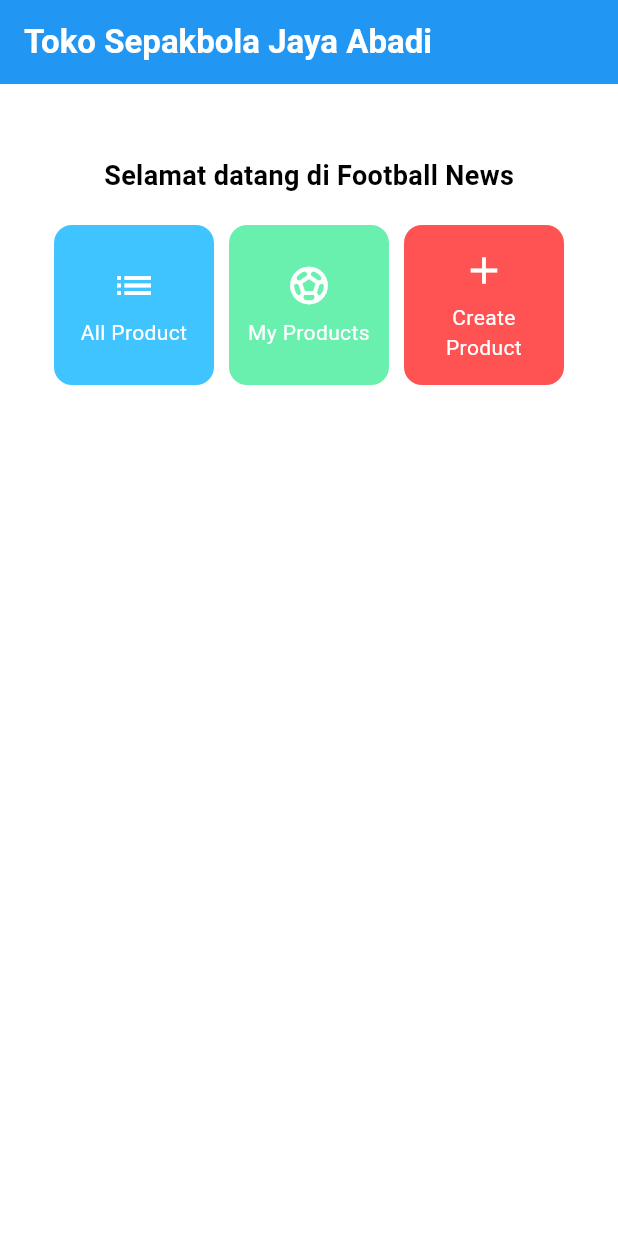
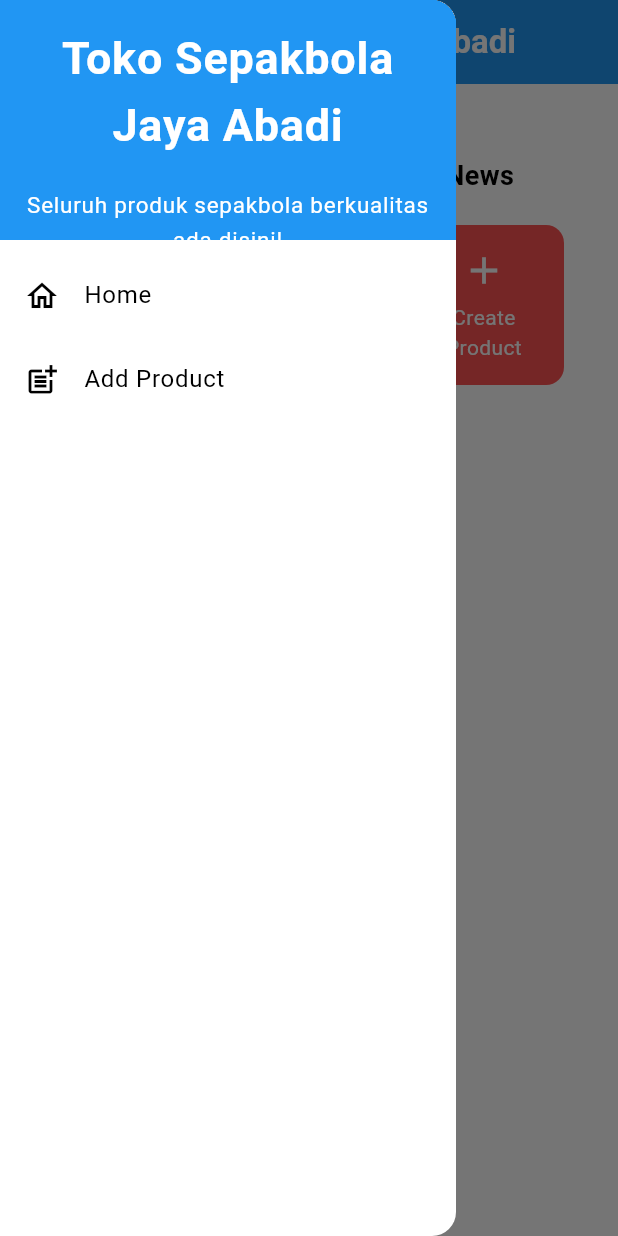
Before and after one commit to syifaakrt/toko_sepakbola_jaya_abadi_mobile, a Flutter app: the screen it shows after launch, with the side drawer open (before the commit the screen has no drawer), on a phone screen of 412 x 824 dp. Run offline on Flutter 3.47's test engine with Material 3 defaults, Android fonts, the phone set to English and light mode, and no system bars.

Commit message:
Tugas 8 finalisasi

```diff
--- a/lib/main.dart
+++ b/lib/main.dart
@@ -1,5 +1,5 @@
 import 'package:flutter/material.dart';
-import 'package:toko_sepakbola_jaya_abadi/menu.dart';
+import 'package:toko_sepakbola_jaya_abadi/screens/menu.dart';
 
 void main() {
   runApp(const MyApp());
--- a/lib/menu.dart
+++ /dev/null
@@ -1,143 +0,0 @@
-import 'package:flutter/material.dart';
-
-class MyHomePage extends StatelessWidget {
-  MyHomePage({super.key});
-
-  final List<ItemHomepage> items = [
-    ItemHomepage("All Product", Icons.list, Colors.lightBlueAccent),
-    ItemHomepage("My Products", Icons.sports_soccer,Colors.greenAccent),
-    ItemHomepage("Create Product", Icons.add, Colors.redAccent),
-  ];
-
-  @override
-    Widget build(BuildContext context) {
-    // Scaffold menyediakan struktur dasar halaman dengan AppBar dan body.
-    return Scaffold(
-      // AppBar adalah bagian atas halaman yang menampilkan judul.
-      appBar: AppBar(
-        // Judul aplikasi "Football News" dengan teks putih dan tebal.
-        title: const Text(
-          'Toko Sepakbola Jaya Abadi',
-          style: TextStyle(
-            color: Colors.white,
-            fontWeight: FontWeight.bold,
-          ),
-        ),
-        // Warna latar belakang AppBar diambil dari skema warna tema aplikasi.
-        backgroundColor: Theme.of(context).colorScheme.primary,
-      ),
-      // Body halaman dengan padding di sekelilingnya.
-      body: Padding(
-        padding: const EdgeInsets.all(16.0),
-        // Menyusun widget secara vertikal dalam sebuah kolom.
-        child: Column(
-          crossAxisAlignment: CrossAxisAlignment.center,
-          children: [
-            // Row untuk menampilkan 3 InfoCard secara horizontal.
-
-            // Memberikan jarak vertikal 16 unit.
-            const SizedBox(height: 16.0),
-
-            // Menempatkan widget berikutnya di tengah halaman.
-            Center(
-              child: Column(
-                // Menyusun teks dan grid item secara vertikal.
-
-                children: [
-                  // Menampilkan teks sambutan dengan gaya tebal dan ukuran 18.
-                  const Padding(
-                    padding: EdgeInsets.only(top: 16.0),
-                    child: Text(
-                      'Selamat datang di Football News',
-                      style: TextStyle(
-                        fontWeight: FontWeight.bold,
-                        fontSize: 18.0,
-                      ),
-                    ),
-                  ),
-
-                  // Grid untuk menampilkan ItemCard dalam bentuk grid 3 kolom.
-                  GridView.count(
-                    primary: true,
-                    padding: const EdgeInsets.all(20),
-                    crossAxisSpacing: 10,
-                    mainAxisSpacing: 10,
-                    crossAxisCount: 3,
-                    // Agar grid menyesuaikan tinggi kontennya.
-                    shrinkWrap: true,
-
-                    // Menampilkan ItemCard untuk setiap item dalam list items.
-                    children: items.map((ItemHomepage item) {
-                      return ItemCard(item);
-                    }).toList(),
-                  ),
-                ],
-              ),
-            ),
-          ],
-        ),
-      ),
-    );}}
-
-
-class ItemHomepage {
-  final Color color;
- final String name;
- final IconData icon;
-
- ItemHomepage(this.name, this.icon, this.color);
-}
-
-class ItemCard extends StatelessWidget {
-  // Menampilkan kartu dengan ikon dan nama.
-
-  final ItemHomepage item;
-
-  const ItemCard(this.item, {super.key});
-
-  @override
-  Widget build(BuildContext context) {
-    return Material(
-      // Menentukan warna latar belakang dari tema aplikasi.
-      color: item.color,
-      // Membuat sudut kartu melengkung.
-      borderRadius: BorderRadius.circular(12),
-
-      child: InkWell(
-        // Aksi ketika kartu ditekan.
-        onTap: () {
-          // Menampilkan pesan SnackBar saat kartu ditekan.
-          ScaffoldMessenger.of(context)
-            ..hideCurrentSnackBar()
-            ..showSnackBar(
-              SnackBar(content: Text("Kamu telah menekan tombol ${item.name}!"))
-            );
-        },
-        // Container untuk menyimpan Icon dan Text
-        child: Container(
-          padding: const EdgeInsets.all(8),
-          child: Center(
-            child: Column(
-              // Menyusun ikon dan teks di tengah kartu.
-              mainAxisAlignment: MainAxisAlignment.center,
-              children: [
-                Icon(
-                  item.icon,
-                  color: Colors.white,
-                  size: 30.0,
-                ),
-                const Padding(padding: EdgeInsets.all(3)),
-                Text(
-                  item.name,
-                  textAlign: TextAlign.center,
-                  style: const TextStyle(color: Colors.white),
-                ),
-              ],
-            ),
-          ),
-        ),
-      ),
-    );
-  }
-
-}
--- /dev/null
+++ b/lib/screens/menu.dart
@@ -0,0 +1,87 @@
+import 'package:flutter/material.dart';
+import 'package:toko_sepakbola_jaya_abadi/widgets/product_card.dart';
+import 'package:toko_sepakbola_jaya_abadi/widgets/left_drawer.dart';
+
+class MyHomePage extends StatelessWidget {
+  MyHomePage({super.key});
+
+  final List<ItemHomepage> items = [
+    ItemHomepage("All Product", Icons.list, Colors.lightBlueAccent),
+    ItemHomepage("My Products", Icons.sports_soccer,Colors.greenAccent),
+    ItemHomepage("Create Product", Icons.add, Colors.redAccent),
+  ];
+
+  @override
+  Widget build(BuildContext context) {
+  // Scaffold menyediakan struktur dasar halaman dengan AppBar dan body.
+    return Scaffold(
+      // AppBar adalah bagian atas halaman yang menampilkan judul.
+      appBar: AppBar(
+        // Judul aplikasi "Football News" dengan teks putih dan tebal.
+        title: const Text(
+          'Toko Sepakbola Jaya Abadi',
+          style: TextStyle(
+            color: Colors.white,
+            fontWeight: FontWeight.bold,
+          ),
+        ),
+        // Warna latar belakang AppBar diambil dari skema warna tema aplikasi.
+        backgroundColor: Theme.of(context).colorScheme.primary,
+      ),
+      drawer: LeftDrawer(),
+      // Body halaman dengan padding di sekelilingnya.
+      body: SingleChildScrollView(
+        child: Padding(
+          padding: const EdgeInsets.all(16.0),
+          // Menyusun widget secara vertikal dalam sebuah kolom.
+          child: Column(
+            crossAxisAlignment: CrossAxisAlignment.center,
+            children: [
+              // Row untuk menampilkan 3 InfoCard secara horizontal.
+
+              // Memberikan jarak vertikal 16 unit.
+              const SizedBox(height: 16.0),
+
+              // Menempatkan widget berikutnya di tengah halaman.
+              Center(
+                child: Column(
+                  // Menyusun teks dan grid item secara vertikal.
+
+                  children: [
+                    // Menampilkan teks sambutan dengan gaya tebal dan ukuran 18.
+                    const Padding(
+                      padding: EdgeInsets.only(top: 16.0),
+                      child: Text(
+                        'Selamat datang di Football News',
+                        style: TextStyle(
+                          fontWeight: FontWeight.bold,
+                          fontSize: 18.0,
+                        ),
+                      ),
+                    ),
+
+                    // Grid untuk menampilkan ItemCard dalam bentuk grid 3 kolom.
+                    GridView.count(
+                      primary: true,
+                      padding: const EdgeInsets.all(20),
+                      crossAxisSpacing: 10,
+                      mainAxisSpacing: 10,
+                      crossAxisCount: 3,
+                      // Agar grid menyesuaikan tinggi kontennya.
+                      shrinkWrap: true,
+
+                      // Menampilkan ItemCard untuk setiap item dalam list items.
+                      children: items.map((ItemHomepage item) {
+                        return ItemCard(item);
+                      }).toList(),
+                    ),
+                  ],
+                ),
+              ),
+            ],
+          ),
+        ),
+      ),
+    );
+  }
+}
--- /dev/null
+++ b/lib/widgets/left_drawer.dart
@@ -0,0 +1,70 @@
+import 'package:flutter/material.dart';
+import 'package:toko_sepakbola_jaya_abadi/screens/addproduct_form.dart';
+import 'package:toko_sepakbola_jaya_abadi/screens/menu.dart';
+
+class LeftDrawer extends StatelessWidget {
+  const LeftDrawer({super.key});
+
+  @override
+  Widget build(BuildContext context) {
+    return Drawer(
+      child: ListView(
+        children: [
+          const DrawerHeader(
+            decoration: BoxDecoration(
+              color: Colors.blue,
+            ),
+            child: Column(
+              children: [
+                Text(
+                  'Toko Sepakbola Jaya Abadi',
+                  textAlign: TextAlign.center,
+                  style: TextStyle(
+                    fontSize: 30,
+                    fontWeight: FontWeight.bold,
+                    color: Colors.white,
+                  ),
+                ),
+                Padding(padding: EdgeInsets.all(10)),
+                Text(
+                  "Seluruh produk sepakbola berkualitas ada disini!",
+                  textAlign: TextAlign.center,
+                  style: TextStyle(
+                    color: Colors.white,
+                    fontSize: 15,
+                    fontWeight: FontWeight.normal,
+                  ),
+                ),
+              ],
+            ),
+          ),
+          ListTile(
+            leading: Icon(Icons.home_outlined),
+            title: Text('Home'),
+            onTap: () {
+              Navigator.pushReplacement(
+                context,
+                MaterialPageRoute(
+                  builder: (context) => MyHomePage(),
+                ),
+              );
+            },
+          ),
+          ListTile(
+            leading: Icon(Icons.post_add),
+            title: Text('Add Product'),
+            onTap: () {
+              Navigator.push(
+                context,
+                MaterialPageRoute(
+                  builder: (context) => ProductFormPage(),
+                  ),
+                );
+            },
+          ),
+          // TODO: Tambahkan ListTile untuk halaman "See News" nanti
+        ],
+      ),
+    );
+  }
+}
--- /dev/null
+++ b/lib/widgets/product_card.dart
@@ -0,0 +1,69 @@
+import 'package:flutter/material.dart';
+import 'package:toko_sepakbola_jaya_abadi/screens/addproduct_form.dart';
+
+class ItemHomepage {
+  final Color color;
+  final String name;
+  final IconData icon;
+
+ ItemHomepage(this.name, this.icon, this.color);
+}
+
+class ItemCard extends StatelessWidget {
+  // Menampilkan kartu dengan ikon dan nama.
+
+  final ItemHomepage item;
+
+  const ItemCard(this.item, {super.key});
+
+  @override
+  Widget build(BuildContext context) {
+    return Material(
+      // Menentukan warna latar belakang dari tema aplikasi.
+      color: item.color,
+      // Membuat sudut kartu melengkung.
+      borderRadius: BorderRadius.circular(12),
+
+      child: InkWell(
+        // Aksi ketika kartu ditekan.
+        onTap: () {
+          // Menampilkan pesan SnackBar saat kartu ditekan.
+          ScaffoldMessenger.of(context)
+            ..hideCurrentSnackBar()
+            ..showSnackBar(
+              SnackBar(content: Text("Kamu telah menekan tombol ${item.name}!"))
+            );
+          if(item.name == "Create Product"){
+            Navigator.push(
+              context,
+              MaterialPageRoute(builder: (context) => const ProductFormPage()),
+            );
+          }
+        },
+        // Container untuk menyimpan Icon dan Text
+        child: Container(
+          padding: const EdgeInsets.all(8),
+          child: Center(
+            child: Column(
+              // Menyusun ikon dan teks di tengah kartu.
+              mainAxisAlignment: MainAxisAlignment.center,
+              children: [
+                Icon(
+                  item.icon,
+                  color: Colors.white,
+                  size: 30.0,
+                ),
+                const Padding(padding: EdgeInsets.all(3)),
+                Text(
+                  item.name,
+                  textAlign: TextAlign.center,
+                  style: const TextStyle(color: Colors.white),
+                ),
+              ],
+            ),
+          ),
+        ),
+      ),
+    );
+  }
+}
```
Also changed, not shown: lib/screens/addproduct_form.dart (added, +255 -0 lines), 1 other file.
